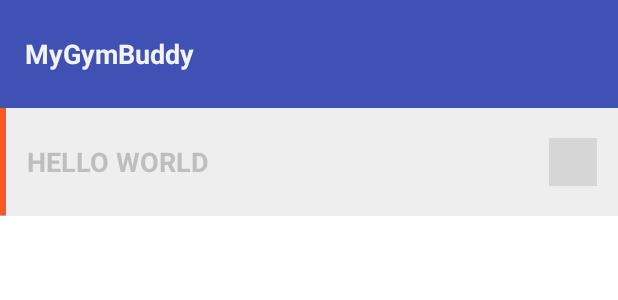
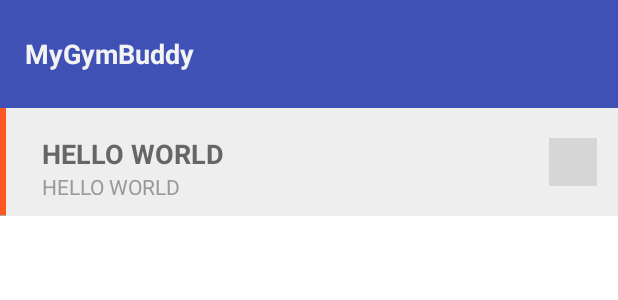
Before and after one commit to broskj/MyGymBuddy, an Android app: the layout workout_item.xml on its own in the app's theme, with its tools: preview values and no code run, on a phone screen of 412 x 824 dp. Shown: the top 300 px of the screen. Run offline under Robolectric (Android 15) with nearby library versions, the phone set to English and light mode, and no system bars; grey boxes are pictures that could not be loaded.

Commit message:
edited items

```diff
--- a/app/src/main/res/layout/workout_item.xml
+++ b/app/src/main/res/layout/workout_item.xml
@@ -1,21 +1,34 @@
 <?xml version="1.0" encoding="utf-8"?>
 <RelativeLayout xmlns:android="http://schemas.android.com/apk/res/android"
+    android:id="@+id/ll_workout_item"
     android:layout_width="match_parent"
     android:layout_height="72dp"
-    android:padding="14dp"
+    android:background="@drawable/layer_list"
+    android:descendantFocusability="blocksDescendants"
     android:orientation="vertical"
-    android:descendantFocusability="blocksDescendants"
-    android:background="@drawable/layer_list">
+    android:padding="14dp">
 
     <TextView
         android:id="@+id/workout_title"
         android:layout_width="wrap_content"
         android:layout_height="wrap_content"
-        android:layout_centerVertical="true"
-        android:layout_marginLeft="4dp"
-        android:textStyle="bold"
+        android:layout_alignParentTop="true"
+        android:layout_marginLeft="14dp"
+        android:layout_marginTop="4dp"
         android:text="@string/hello_world_caps"
-        android:textSize="18sp" />
+        android:textColor="#666666"
+        android:textSize="@dimen/abc_text_size_medium_material"
+        android:textStyle="bold" />
+
+    <TextView
+        android:id="@+id/tv_time_since"
+        android:layout_width="wrap_content"
+        android:layout_height="wrap_content"
+        android:layout_below="@id/workout_title"
+        android:layout_marginLeft="14dp"
+        android:text="@string/hello_world_caps"
+        android:textColor="#999999"
+        android:textSize="@dimen/abc_text_size_small_material" />
 
     <Button
         android:id="@+id/bt_menu"
```
